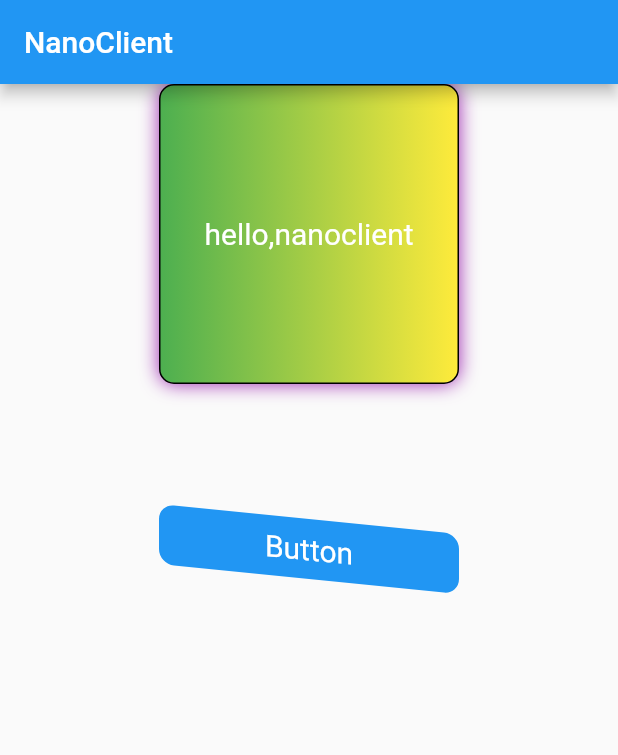
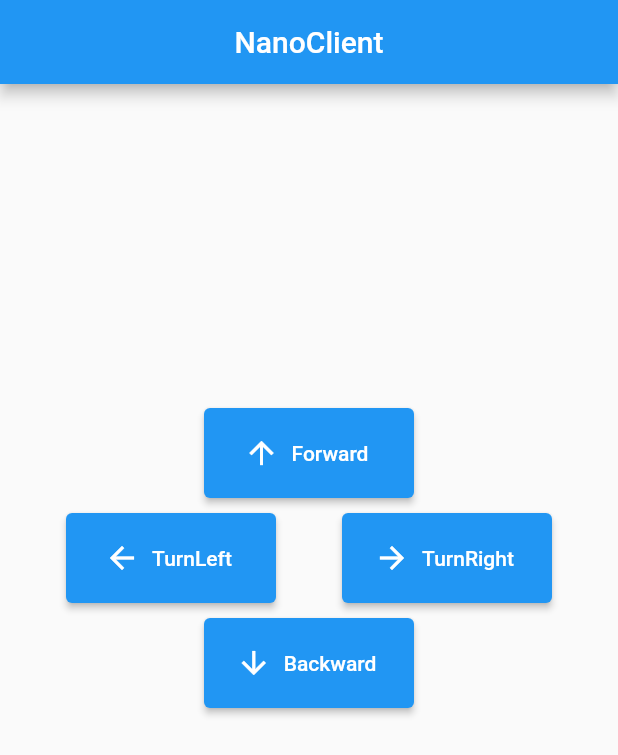
Before and after one commit to wa-kakalala/NanoClient, a Flutter app: the screen it shows after launch, on a phone screen of 412 x 824 dp. Shown: the top 755 px of the screen. Run offline on Flutter 3.47's test engine with Material 2 defaults, Android fonts, the phone set to English and light mode, and no system bars.

Commit message:
add move page

```diff
--- a/lib/main.dart
+++ b/lib/main.dart
@@ -1,76 +1,15 @@
 import 'package:flutter/material.dart';
+import 'move_controlhub.dart';
 
 void main(){
   runApp(
     MaterialApp(
       home:Scaffold(
-        appBar: AppBar(title: const Text("NanoClient")),
-        body : const Column(   // 竖着排列的布局
-          children: [
-             MyApp() ,
-             MyButton(),
-          ],
+        appBar: AppBar(
+          title: const Center(child: Text("NanoClient"),),
         ),
+        body : const MoveControlHub(),
       )
     )
   );
 }
-
-class MyApp extends StatelessWidget {
-  const MyApp({ Key? key }) : super(key: key);
-  @override
-  Widget build(BuildContext context){
-    return Center(
-      child: Container(
-        alignment: Alignment.center, // 配置Container 容器内元素的方位
-        width : 200,
-        height: 200,
-        decoration: BoxDecoration(
-          color: Colors.red , // 背景颜色 Color.fromARGB(a, r, g, b)
-          border: Border.all(color: Colors.black), // 配置边框
-          borderRadius: BorderRadius.circular(10), // 配置圆角
-          boxShadow: const [  // 配置阴影
-            BoxShadow(
-              color: Colors.purple,
-              blurRadius: 10,
-            ),
-          ],
-          gradient: const LinearGradient(   // 渐变
-            colors: [Colors.green,Colors.yellow],
-          ),
-        ),
-        child: const Text("hello,nanoclient",style: TextStyle(
-          color: Colors.white,
-          fontSize: 20
-        ),),
-      )
-    );
-  }
-}
-
-
-class MyButton extends StatelessWidget {
-const MyButton({ Key? key }) : super(key: key);
-
-  @override
-  Widget build(BuildContext context){
-    return Container(
-      alignment: Alignment.center,
-      width: 200,
-      height: 40,
-      margin: const EdgeInsets.fromLTRB(0,80,0,0), // 外间距
-      transform: Matrix4.skewY(0.1),
-      decoration:  BoxDecoration(
-        borderRadius: BorderRadius.circular(10.0),
-        color: Colors.blue,
-      ),
-      child: const Text(
-        "Button",
-        style: TextStyle(
-          color: Colors.white,
-          fontSize: 20
-        ),
-      ),
-    );
-  }
-}
--- /dev/null
+++ b/lib/move_controlhub.dart
@@ -0,0 +1,50 @@
+import 'package:flutter/material.dart';
+
+class MoveControlHub extends StatelessWidget {
+  const MoveControlHub({ Key? key }) : super(key: key);
+
+  @override
+  Widget build(BuildContext context){
+    final Size size = MediaQuery.of(context).size;
+    return Container(
+      padding: EdgeInsets.fromLTRB(0,  size.height/4, 0, 0),
+      alignment: Alignment.center,
+      child: Column(
+
+        children: [
+          Container(  // 前进
+            margin: const EdgeInsets.fromLTRB(0, 10, 0, 10),
+            height: 60,
+            width: 140,
+            child: ElevatedButton.icon(onPressed: (){},icon: const Icon(Icons.arrow_upward),label: const Text("Forward")),
+          ),
+
+          Row(
+            mainAxisAlignment: MainAxisAlignment.spaceEvenly,
+            children: [
+              SizedBox( // 左转
+                height: 60,
+                width: 140,
+                child: ElevatedButton.icon(onPressed: (){},icon: const Icon(Icons.arrow_back),label: const Text("TurnLeft")),
+              ),
+              SizedBox( // 右转
+                height: 60,
+                width: 140,
+                child: ElevatedButton.icon(onPressed: (){},icon: const Icon(Icons.arrow_forward),label: const Text("TurnRight")),
+              ),
+           ],
+          ),
+
+          Container( // 后退
+            margin: const EdgeInsets.fromLTRB(0, 10, 0, 10),
+            height: 60,
+            width: 140,
+            child: ElevatedButton.icon(onPressed: (){},icon: const Icon(Icons.arrow_downward),label: const Text("Backward")),
+          ),
+      ],
+      ),
+
+
+    );
+  }
+}
```
Also changed, not shown: 1 other file.
